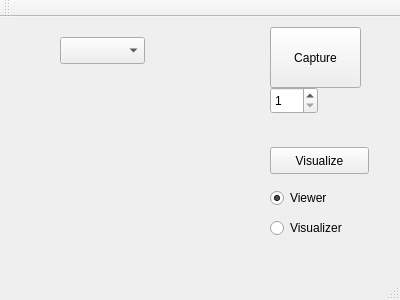
The window that Software/code/under_classes/tofUcblApp/mainwindow.ui (yanik-porto/3DfromTOF) describes before a commit, drawn with Qt 5.
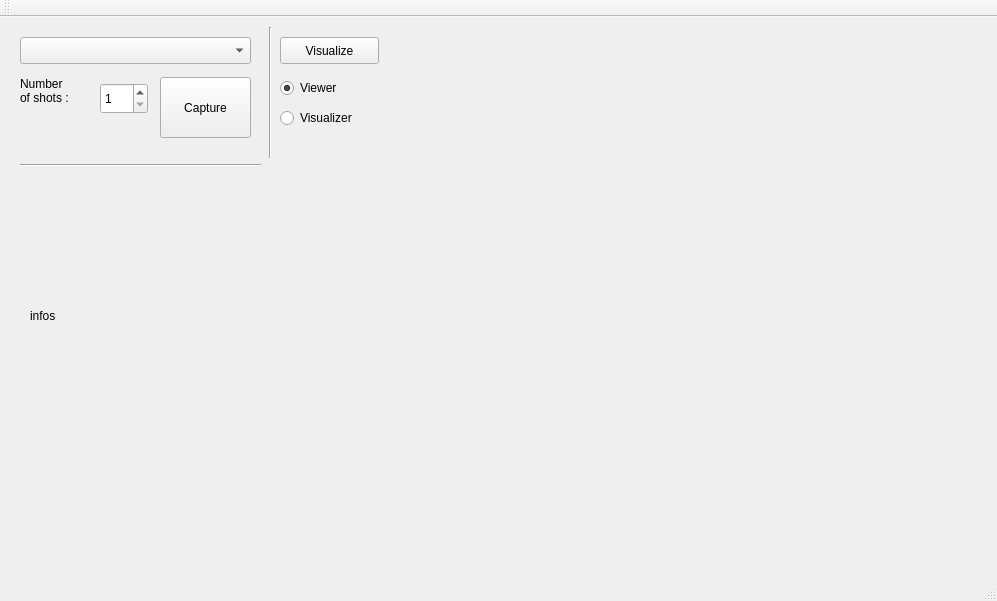
The same window after the commit. Custom widgets are drawn as their Qt base class.

Commit message: Gui with attached viewer

```diff
--- a/Software/code/under_classes/tofUcblApp/mainwindow.ui
+++ b/Software/code/under_classes/tofUcblApp/mainwindow.ui
@@ -6,8 +6,8 @@
    <rect>
     <x>0</x>
     <y>0</y>
-    <width>400</width>
-    <height>300</height>
+    <width>997</width>
+    <height>601</height>
    </rect>
   </property>
   <property name="windowTitle">
@@ -17,9 +17,9 @@
    <widget class="QComboBox" name="comboBox_devices">
     <property name="geometry">
      <rect>
-      <x>60</x>
+      <x>20</x>
       <y>20</y>
-      <width>85</width>
+      <width>231</width>
       <height>27</height>
      </rect>
     </property>
@@ -27,8 +27,8 @@
    <widget class="QPushButton" name="pushButton_capture">
     <property name="geometry">
      <rect>
-      <x>270</x>
-      <y>10</y>
+      <x>160</x>
+      <y>60</y>
       <width>91</width>
       <height>61</height>
      </rect>
@@ -40,10 +40,10 @@
    <widget class="QSpinBox" name="spinBox_nShots">
     <property name="geometry">
      <rect>
-      <x>270</x>
-      <y>70</y>
+      <x>100</x>
+      <y>66</y>
       <width>48</width>
-      <height>27</height>
+      <height>31</height>
      </rect>
     </property>
     <property name="minimum">
@@ -56,8 +56,8 @@
    <widget class="QPushButton" name="pushButton_visu">
     <property name="geometry">
      <rect>
-      <x>270</x>
-      <y>130</y>
+      <x>280</x>
+      <y>20</y>
       <width>99</width>
       <height>27</height>
      </rect>
@@ -69,8 +69,8 @@
    <widget class="QRadioButton" name="radioButton_viewer">
     <property name="geometry">
      <rect>
-      <x>270</x>
-      <y>170</y>
+      <x>280</x>
+      <y>60</y>
       <width>117</width>
       <height>22</height>
      </rect>
@@ -85,8 +85,8 @@
    <widget class="QRadioButton" name="radioButton_vizualizer">
     <property name="geometry">
      <rect>
-      <x>270</x>
-      <y>200</y>
+      <x>280</x>
+      <y>90</y>
       <width>117</width>
       <height>22</height>
      </rect>
@@ -95,6 +95,77 @@
      <string>Visualizer</string>
     </property>
    </widget>
+   <widget class="QLabel" name="label_infos">
+    <property name="geometry">
+     <rect>
+      <x>30</x>
+      <y>290</y>
+      <width>201</width>
+      <height>17</height>
+     </rect>
+    </property>
+    <property name="text">
+     <string>infos</string>
+    </property>
+   </widget>
+   <widget class="QLabel" name="label">
+    <property name="geometry">
+     <rect>
+      <x>20</x>
+      <y>60</y>
+      <width>121</width>
+      <height>51</height>
+     </rect>
+    </property>
+    <property name="text">
+     <string>&lt;html&gt;&lt;head/&gt;&lt;body&gt;&lt;p&gt;Number &lt;br/&gt;of shots :&lt;/p&gt;&lt;/body&gt;&lt;/html&gt;</string>
+    </property>
+    <property name="textFormat">
+     <enum>Qt::AutoText</enum>
+    </property>
+    <property name="scaledContents">
+     <bool>false</bool>
+    </property>
+    <property name="alignment">
+     <set>Qt::AlignLeading|Qt::AlignLeft|Qt::AlignTop</set>
+    </property>
+   </widget>
+   <widget class="Line" name="line">
+    <property name="geometry">
+     <rect>
+      <x>260</x>
+      <y>10</y>
+      <width>20</width>
+      <height>131</height>
+     </rect>
+    </property>
+    <property name="orientation">
+     <enum>Qt::Vertical</enum>
+    </property>
+   </widget>
+   <widget class="Line" name="line_2">
+    <property name="geometry">
+     <rect>
+      <x>20</x>
+      <y>140</y>
+      <width>241</width>
+      <height>16</height>
+     </rect>
+    </property>
+    <property name="orientation">
+     <enum>Qt::Horizontal</enum>
+    </property>
+   </widget>
+   <widget class="QVTKWidget" name="widget_visu" native="true">
+    <property name="geometry">
+     <rect>
+      <x>430</x>
+      <y>30</y>
+      <width>511</width>
+      <height>471</height>
+     </rect>
+    </property>
+   </widget>
   </widget>
   <widget class="QMenuBar" name="menuBar">
    <property name="geometry">
@@ -117,6 +188,14 @@
   <widget class="QStatusBar" name="statusBar"/>
  </widget>
  <layoutdefault spacing="6" margin="11"/>
+ <customwidgets>
+  <customwidget>
+   <class>QVTKWidget</class>
+   <extends>QWidget</extends>
+   <header location="global">QVTKWidget.h</header>
+   <container>1</container>
+  </customwidget>
+ </customwidgets>
  <resources/>
  <connections/>
 </ui>
```
Left out of the diff: 2 changed lines with no effect on the pictures. The commit also changes 7 other files.
